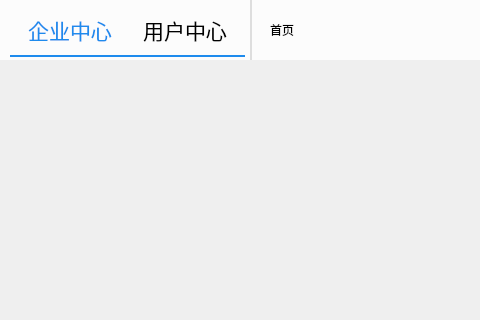
The window that src/ZcloudEntCenter/InfoCenterWidget.ui (gispda/ZcloudDesk) describes before a commit, drawn with Qt 5; both pictures show x 0 to 480 and y 0 to 320 of the 1002 by 680 pixel window.
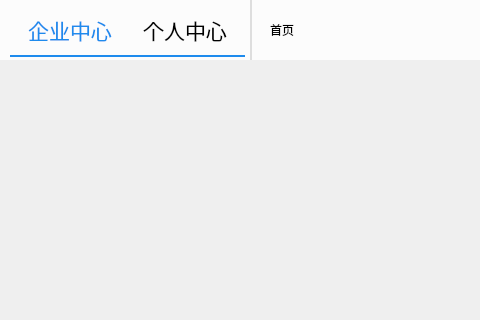
The same window after the commit. Icons and pictures are not drawn.

Diff of the .ui file:
```diff
--- a/src/ZcloudEntCenter/InfoCenterWidget.ui
+++ b/src/ZcloudEntCenter/InfoCenterWidget.ui
@@ -178,7 +178,7 @@
        <string notr="true">color:#000000;</string>
       </property>
       <property name="text">
-       <string>用户中心</string>
+       <string>个人中心</string>
       </property>
       <property name="flat">
        <bool>true</bool>
```
